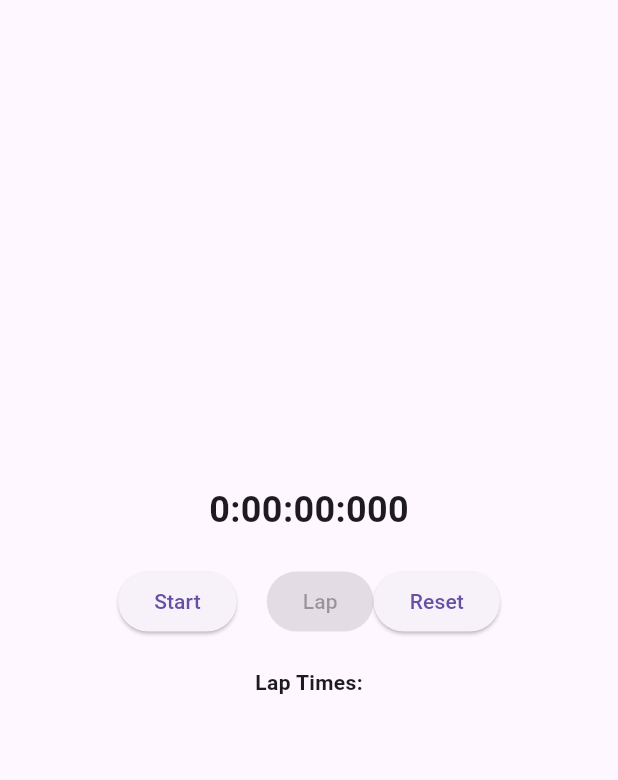
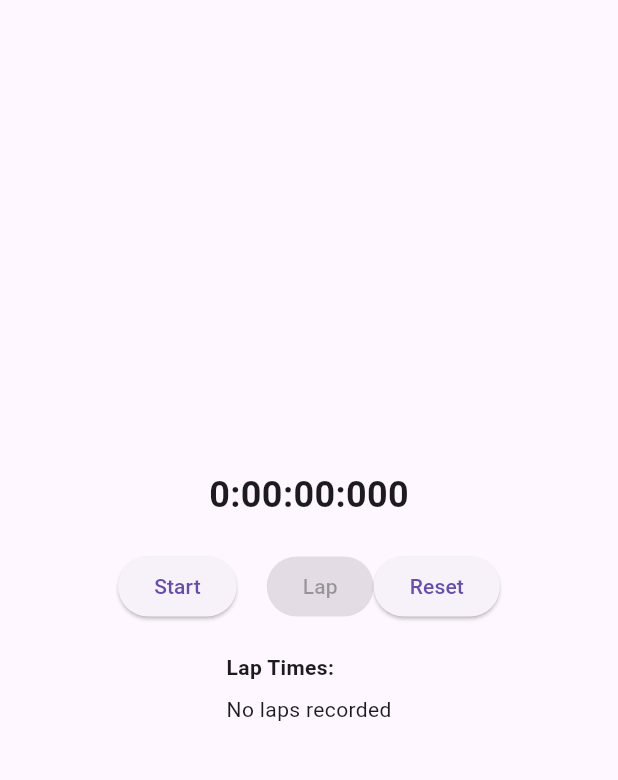
Before and after one commit to BarnabasKalasz/stopwatch, a Flutter app: the screen it shows after launch, on a phone screen of 412 x 824 dp, the part 63-843 px from its top. Run offline on Flutter 3.47's test engine with Material 3 defaults, Android fonts, the phone set to English and light mode, and no system bars.

Commit message:
task-2: made lap times clearable

```diff
--- /dev/null
+++ b/lib/src/pages/stopwatch/components/lap_builder.dart
@@ -0,0 +1,42 @@
+import 'package:flutter/material.dart';
+import 'package:test_sopwatch/src/pages/stopwatch/utils/utilities.dart';
+
+class LapList extends StatelessWidget {
+  final List<int> laps;
+  final Function(int) onClear;
+
+  const LapList({
+    Key? key,
+    required this.laps,
+    required this.onClear,
+  }) : super(key: key);
+
+  @override
+  Widget build(BuildContext context) {
+    return Column(
+      crossAxisAlignment: CrossAxisAlignment.start,
+      children: [
+        const Text(
+          'Lap Times:',
+          style: TextStyle(fontWeight: FontWeight.bold),
+        ),
+        const SizedBox(height: 8),
+        if (laps.isEmpty)
+          const Text('No laps recorded')
+        else
+          Column(
+            children: List.generate(laps.length, (index) {
+              final lapTime = laps[index];
+              return ListTile(
+                title: Text('Lap ${index + 1}: ${formatTime(lapTime)}'),
+                trailing: IconButton(
+                  icon: const Icon(Icons.clear),
+                  onPressed: () => onClear(index),
+                ),
+              );
+            }),
+          ),
+      ],
+    );
+  }
+}
--- a/lib/src/pages/stopwatch/screens/stopwatch_screen.dart
+++ b/lib/src/pages/stopwatch/screens/stopwatch_screen.dart
@@ -1,4 +1,6 @@
 import 'package:flutter/material.dart';
+
+import 'package:test_sopwatch/src/pages/stopwatch/components/lap_builder.dart';
 import 'package:test_sopwatch/src/pages/stopwatch/models/stopwatch_model.dart';
 import 'package:test_sopwatch/src/pages/stopwatch/services/stopwatch_service.dart';
 import 'package:test_sopwatch/src/common/utils/value_listenable_builder_3.dart';
@@ -75,7 +77,10 @@ class _StopwatchPageState extends State<StopwatchPage> {
                   ],
                 ),
                 const SizedBox(height: 20),
-                _buildLapList(),
+                LapList(
+                  laps: laps,
+                  onClear: (index) => widget.stopwatchService.clearLap(index),
+                ),
               ],
             );
           },
@@ -96,23 +101,6 @@ class _StopwatchPageState extends State<StopwatchPage> {
     widget.stopwatchService.lap();
   }
 
-  Widget _buildLapList() {
-    return Column(
-      crossAxisAlignment: CrossAxisAlignment.start,
-      children: [
-        const Text(
-          'Lap Times:',
-          style: TextStyle(fontWeight: FontWeight.bold),
-        ),
-        const SizedBox(height: 8),
-        for (int i = 0; i < _stopwatchModel.laps.length; i++)
-          Text(
-            'Lap ${i + 1}: ${formatTime(_stopwatchModel.laps[i])}',
-          ),
-      ],
-    );
-  }
-
   void _resetStopwatch() {
     widget.stopwatchService.reset();
   }
--- a/lib/src/pages/stopwatch/services/stopwatch_service.dart
+++ b/lib/src/pages/stopwatch/services/stopwatch_service.dart
@@ -58,6 +58,11 @@ class StopwatchService {
     }
   }
 
+  void clearLap(int index) {
+    _stopwatchModel.laps.removeAt(index);
+    _notifyLapListeners();
+  }
+
   /// This was necessary in order to eliminate rebuilding the UI everytime one of the stopwatch model values updated.
   /// The reson they have separate notifiers, is because "ValueNotifier" uses "==" operator to check values, and that would always return true in this case.
 
```
Also changed, not shown: 1 other file.
